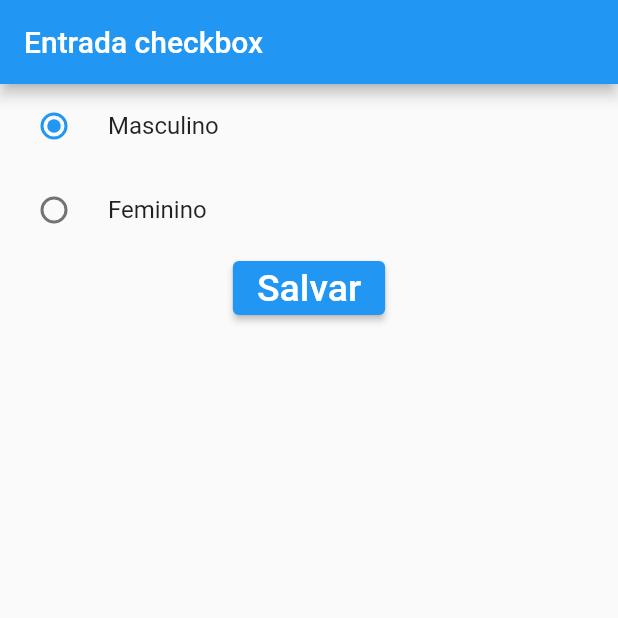
After one commit to paulosales47/EstudoFlutter, a Flutter app: the screen it shows after launch, after a tap on "Masculino", on a phone screen of 412 x 824 dp, the top half of it. The commit adds this screen. Run offline on Flutter 3.47's test engine with Material 2 defaults, Android fonts, the phone set to English and light mode, and no system bars.

Commit message:
Utilizando RadioButton

```diff
--- /dev/null
+++ b/lib/entrada_radiobutton.dart
@@ -0,0 +1,70 @@
+import 'package:flutter/cupertino.dart';
+import 'package:flutter/material.dart';
+class EntradaRadioButton extends StatefulWidget {
+  @override
+  _EntradaRadioButtonState createState() => _EntradaRadioButtonState();
+}
+
+class _EntradaRadioButtonState extends State<EntradaRadioButton> {
+
+  String _escolhaUsuario = "";
+
+  @override
+  Widget build(BuildContext context) {
+    return Scaffold(
+      appBar: AppBar(
+        title: Text("Entrada checkbox"),
+      ),
+      body: Container(
+        width: double.infinity,
+        child: Column(
+          children: [
+            // Text("Masculino"),
+            // Radio(
+            //     value: "M",
+            //     groupValue: _escolhaUsuario,
+            //     onChanged: (valor){
+            //       setState(() {
+            //         _escolhaUsuario = valor;
+            //       });
+            //       print(valor);
+            //     }
+            // ),
+            // Text("Feminino"),
+            // Radio(
+            //     value: "F",
+            //     groupValue: _escolhaUsuario,
+            //     onChanged: (valor){
+            //       setState(() {
+            //         _escolhaUsuario = valor;
+            //       });
+            //       print(valor);
+            //     }
+            // )
+            RadioListTile(
+              title: Text("Masculino"),
+              value: "M",
+              groupValue: _escolhaUsuario,
+              onChanged: (valor){
+                setState(() {
+                  _escolhaUsuario = valor;
+                });
+              }),
+            RadioListTile(
+              title: Text("Feminino"),
+              value: "F",
+              groupValue: _escolhaUsuario,
+              onChanged: (valor){
+                setState(() {
+                  _escolhaUsuario = valor;
+                });
+              }),
+            ElevatedButton(onPressed: (){
+              print(_escolhaUsuario);
+            }, child: Text("Salvar", style: TextStyle(fontSize: 25),),)
+          ],
+        ),
+      ),
+    );
+  }
+}
--- a/lib/main.dart
+++ b/lib/main.dart
@@ -1,10 +1,11 @@
 import 'package:flutter/cupertino.dart';
 import 'package:flutter/material.dart';
 import 'package:flutter_estudo/entrada_checkbox.dart';
+import 'package:flutter_estudo/entrada_radiobutton.dart';
 
 void main(){
   runApp(MaterialApp(
     debugShowCheckedModeBanner: false,
-    home: EntradaCheckbox(),
+    home: EntradaRadioButton(),
   ));
 }
```
